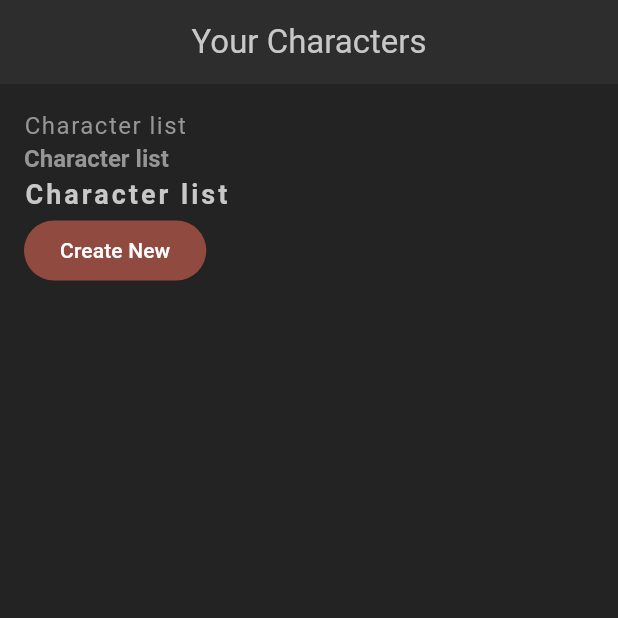
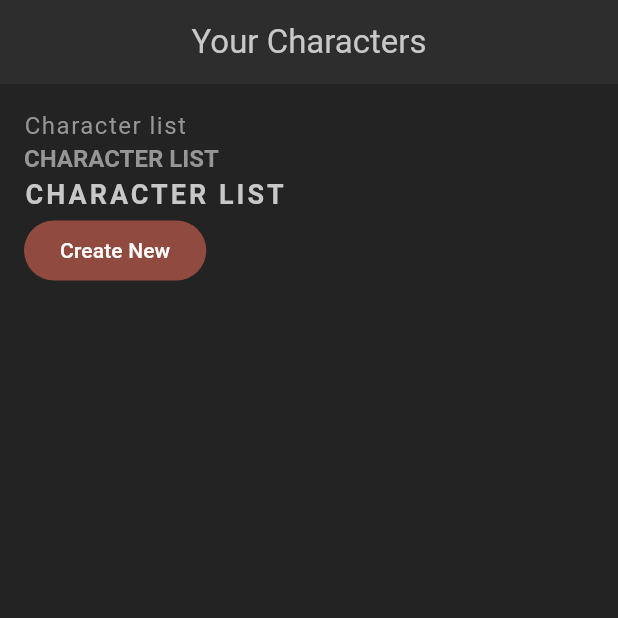
Before and after one commit to tertiussc/flutter_rpg_2, a Flutter app: the screen it shows after launch, on a phone screen of 412 x 824 dp, the top half of it. Run offline on Flutter 3.47's test engine with Material 3 defaults, Android fonts, the phone set to English and light mode, and no system bars.

Commit message:
used new shared text widgets

```diff
--- a/lib/screens/home.dart
+++ b/lib/screens/home.dart
@@ -1,4 +1,5 @@
 import 'package:flutter/material.dart';
+import 'package:flutter_rpg_2/shared/styaled_text.dart';
 
 class Home extends StatefulWidget {
   const Home({super.key});
@@ -20,12 +21,9 @@ class _HomeState extends State<Home> {
         child: Column(
           crossAxisAlignment: CrossAxisAlignment.start,
           children: [
-            Text('Character list',
-                style: Theme.of(context).textTheme.bodyMedium),
-            Text('Character list',
-                style: Theme.of(context).textTheme.headlineMedium),
-            Text('Character list',
-                style: Theme.of(context).textTheme.titleMedium),
+            StyledText('Character list'),
+            StyledHeading('Character list'),
+            StyledTitle('Character list'),
             FilledButton(
               onPressed: () {},
               child: Text('Create New'),
```
